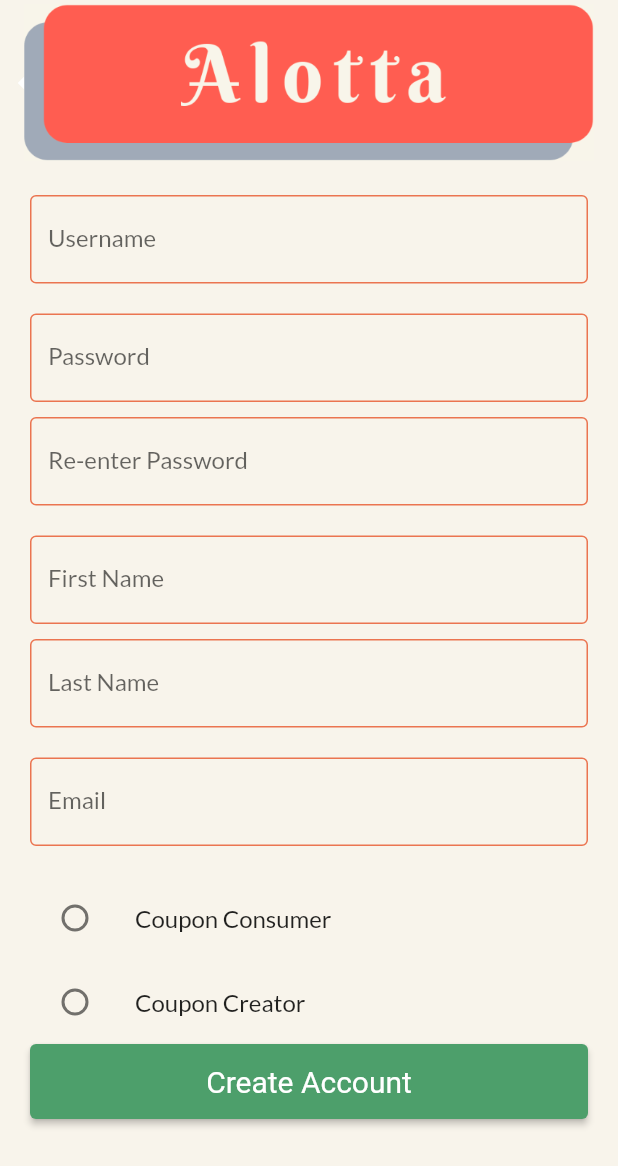
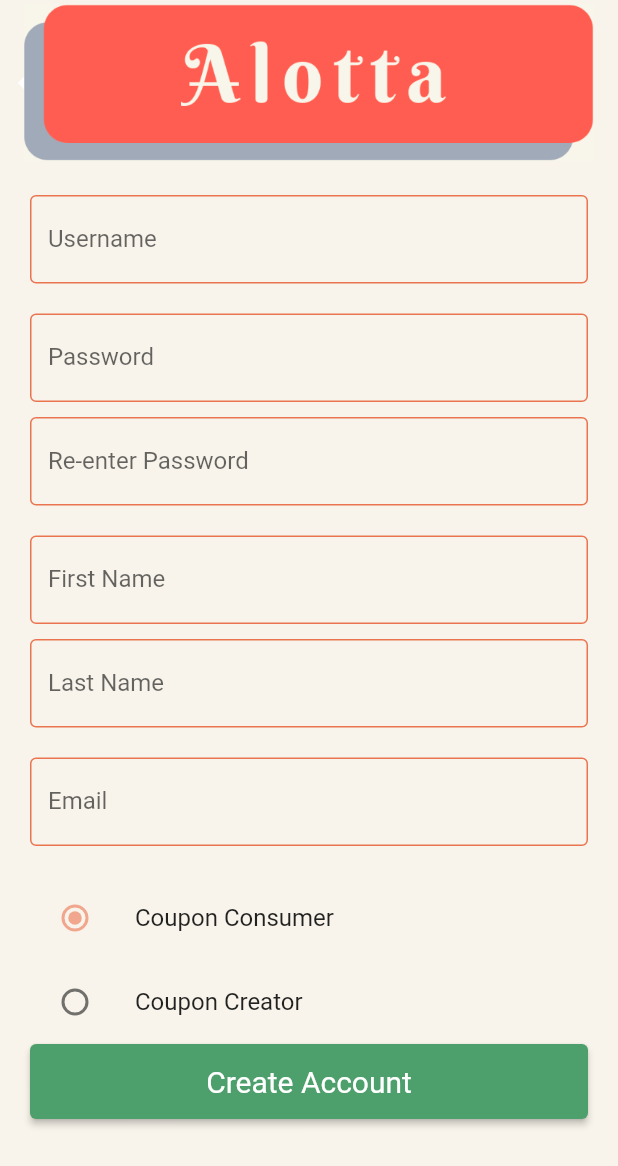
Before and after one commit to tsipantzi/Alotta-Capstone-22-23, a Flutter app: the screen it shows after launch, after a tap on "Create Account", on a phone screen of 412 x 824 dp. Shown: the top 1166 px of the screen. Run offline on Flutter 3.47's test engine with Material 2 defaults, Android fonts, the phone set to English and light mode, and no system bars; network calls fail; Roboto replaces fonts that are missing (Nexa).

Commit message:
+ Fixed the create account page as it was using a no longer valid url with /create at the end  + Added some overall themeing to the main.dart files so that the widgets can be cleaner and reduce duplication  + Added the Restaurant Card to populate whenever a Creator user is in their home page and have restaurants under the account

```diff
--- a/alotta_client/lib/assets/colors/colors.dart
+++ b/alotta_client/lib/assets/colors/colors.dart
@@ -13,7 +13,7 @@ const primaryOrangeSwatch = {
   800: Color.fromRGBO(235, 116, 80, .9),
   900: Color.fromRGBO(235, 116, 80, 1),
 };
-MaterialColor primaryOrangeMaterialColor =
-    const MaterialColor(0xffeb7450, primaryOrangeSwatch);
+const MaterialColor primaryOrangeMaterialColor =
+    MaterialColor(0xffeb7450, primaryOrangeSwatch);
 
 const primaryGreen = Color(0xff4d9f6b);
--- a/alotta_client/lib/assets/data/app_user.dart
+++ b/alotta_client/lib/assets/data/app_user.dart
@@ -37,5 +37,5 @@ enum AppUserAccountType {
   CREATOR,
   @JsonValue("admin")
   ADMIN,
-  UNKNOWN
+  UNKNOWN;
 }
--- a/alotta_client/lib/assets/services/api_constants.dart
+++ b/alotta_client/lib/assets/services/api_constants.dart
@@ -4,7 +4,6 @@ class ApiConstants {
   static const String _couponParam = "/coupon";
   static const String _appUserParam = "/appuser";
   static const String _userRestaurantsParam = "/user/restaurants";
-  static const String _create = '/create';
   static const String _update = '/update';
 
   static String restaurantById(final String restaurantId) {
@@ -25,7 +24,7 @@ class ApiConstants {
   }
 
   static String createAppUserUrl() {
-    return '$baseUrl$_appUserParam$_create';
+    return '$baseUrl$_appUserParam';
   }
 
   static String updateAppUserUrl() {
--- a/alotta_client/lib/assets/services/app_user_service.dart
+++ b/alotta_client/lib/assets/services/app_user_service.dart
@@ -26,13 +26,13 @@ class AppUserService {
 
   Future<bool> createAppUser(final AppUser user) async {
     var url = Uri.parse(ApiConstants.createAppUserUrl());
-    log('Trying to create AppUser by username $user.username');
+    log('Trying to create AppUser by username ${user.username}');
     var response = await http.post(
       url,
       headers: header,
       body: jsonEncode(user.toJson()),
     );
-
+    log('Response was: ${response.body}');
     return response.statusCode == 200;
   }
 
--- a/alotta_client/lib/assets/services/restaurant_service.dart
+++ b/alotta_client/lib/assets/services/restaurant_service.dart
@@ -1,6 +1,7 @@
 import 'dart:convert';
 import 'dart:developer';
 
+import 'package:flutter/cupertino.dart';
 import 'package:http/http.dart' as http;
 import '../data/restaurant.dart';
 import 'api_constants.dart';
@@ -8,7 +9,7 @@ import 'api_constants.dart';
 class RestaurantService {
   RestaurantService();
 
-  Future<List<Restaurant>?> getRestaurantsForUser(final String username) async {
+  Future<List<Restaurant>> getRestaurantsForUser(final String username) async {
     try {
       var url = Uri.parse(ApiConstants.restaurantsForUser(username));
       log('Trying to find restaurants by username $username');
@@ -21,7 +22,8 @@ class RestaurantService {
       log(e.toString());
     }
 
-    return null;
+    return Future.error(
+        ErrorDescription("Could not find restaurants for user"));
   }
 
   List<Restaurant> restuarantsFromJson(String body) {
--- a/alotta_client/lib/assets/widgets/router.dart
+++ b/alotta_client/lib/assets/widgets/router.dart
@@ -15,8 +15,7 @@ class RouteGenerator {
       case 'login':
         return MaterialPageRoute(builder: (context) => const LoginPage());
       case 'createAccount':
-        return MaterialPageRoute(
-            builder: (context) => const CreateAccountPage());
+        return MaterialPageRoute(builder: (context) => CreateAccountPage());
       case 'home':
         {
           if (args is AppUser) {
--- a/alotta_client/lib/main.dart
+++ b/alotta_client/lib/main.dart
@@ -1,4 +1,4 @@
-import 'package:alotta_client/assets/widgets/router.dart' as router;
+import 'package:alotta_client/assets/colors/colors.dart';
 import 'package:flutter/material.dart';
 
 import 'assets/widgets/router.dart';
@@ -17,8 +17,30 @@ class MyApp extends StatelessWidget {
       initialRoute: 'login',
       title: 'Flutter Demo',
       theme: ThemeData(
+        splashColor: primaryGreen,
+        primarySwatch: primaryOrangeMaterialColor,
+        cardColor: primaryOrangeMaterialColor,
+        cardTheme: CardTheme(
+            elevation: 16.0,
+            surfaceTintColor: primaryGreen,
+            shape: RoundedRectangleBorder(
+                borderRadius: BorderRadius.circular(30.0))),
         scaffoldBackgroundColor: const Color(0xFFF8F4EB),
-        fontFamily: 'Lato',
+        fontFamily: 'Nexa',
+        primaryTextTheme: const TextTheme(
+          bodyText1: TextStyle(
+            fontSize: 16,
+            fontWeight: FontWeight.bold,
+            color: primaryCream,
+            shadows: <Shadow>[
+              Shadow(
+                color: primaryOrangeMaterialColor,
+                offset: Offset(-0.33, 2.53),
+                blurRadius: 0,
+              ),
+            ],
+          ),
+        ),
       ),
     );
   }
--- a/alotta_client/lib/pages/create_account_page.dart
+++ b/alotta_client/lib/pages/create_account_page.dart
@@ -1,3 +1,5 @@
+import 'dart:developer';
+
 import 'package:alotta_client/pages/login_page.dart';
 import 'package:flutter/material.dart';
 
@@ -6,7 +8,8 @@ import '../assets/services/app_user_service.dart';
 import '../assets/widgets/alotta_app_bar.dart';
 
 class CreateAccountPage extends StatefulWidget {
-  const CreateAccountPage({super.key});
+  final AppUserService service = AppUserService();
+  CreateAccountPage({super.key});
 
   @override
   State<CreateAccountPage> createState() => _CreateAccountPageState();
@@ -19,7 +22,7 @@ class _CreateAccountPageState extends State<CreateAccountPage> {
   TextEditingController lastNameController = TextEditingController();
   TextEditingController emailController = TextEditingController();
 
-  AppUserAccountType currentSelectedAccountType = AppUserAccountType.UNKNOWN;
+  AppUserAccountType currentSelectedAccountType = AppUserAccountType.CONSUMER;
 
   @override
   Widget build(BuildContext context) {
@@ -153,10 +156,9 @@ class _CreateAccountPageState extends State<CreateAccountPage> {
                     onPressed: () async {
                       // Create account ...
                       if (await _createUser()) {
-                        Navigator.of(context).push(MaterialPageRoute(
-                            builder: (context) => const LoginPage()));
+                        Navigator.of(context).pushNamed('login');
                       } else {
-                        print('User was not created');
+                        log('User was not created');
                       }
                     },
                     style: ElevatedButton.styleFrom(
@@ -182,8 +184,7 @@ class _CreateAccountPageState extends State<CreateAccountPage> {
       phoneNumber: '1111111111',
       zipcode: '12345',
     );
-    print('Creating user with type $userToCreate');
-    final AppUserService service = AppUserService();
-    return await service.createAppUser(userToCreate);
+    log('Creating user with type $userToCreate');
+    return await widget.service.createAppUser(userToCreate);
   }
 }
--- a/alotta_client/lib/pages/login_page.dart
+++ b/alotta_client/lib/pages/login_page.dart
@@ -21,16 +21,9 @@ class _LoginPageState extends State<LoginPage> {
     return Scaffold(
       appBar: AlottaTitle(),
       body: Padding(
-        padding: const EdgeInsets.all(10),
+        padding: const EdgeInsets.fromLTRB(10, 100, 10, 0),
         child: ListView(
           children: <Widget>[
-            Container(
-                alignment: Alignment.center,
-                padding: const EdgeInsets.fromLTRB(10, 30, 10, 40),
-                child: const Text(
-                  'Sign in',
-                  style: TextStyle(fontSize: 25),
-                )),
             Container(
               padding: const EdgeInsets.all(10),
               child: TextField(
@@ -87,7 +80,7 @@ class _LoginPageState extends State<LoginPage> {
                   ),
                   onPressed: () {
                     Navigator.of(context).push(MaterialPageRoute(
-                        builder: (context) => const CreateAccountPage()));
+                        builder: (context) => CreateAccountPage()));
                   },
                   child: const Text('Create Account'),
                 )),
```
Also changed, not shown: alotta_client/lib/assets/data/restaurant.dart (+6 -4 lines), alotta_client/lib/assets/widgets/alotta_app_bar.dart (+27 -2 lines), alotta_client/lib/assets/widgets/restaurant_card.dart (added, +85 -0 lines), alotta_client/lib/pages/coupon_home_page.dart (+9 -28 lines), alotta_client/lib/pages/restaurant_manager_page.dart (+12 -30 lines), alotta_client/lib/pages/settings_page.dart (+9 -1 lines), alotta_client/images/restaurant_placeholder.png (added), alotta_client/lib/assets/data/restaurant.g.dart.
